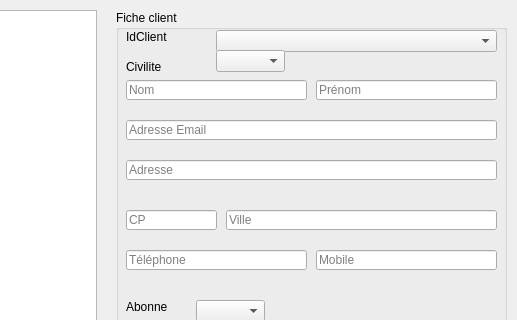
Old version of the form FestiClicC/clients.ui in the repository FestiClic/FestiClic3; both pictures show x 514 to 1031 and y 0 to 320 of the 1031 by 603 pixel window.
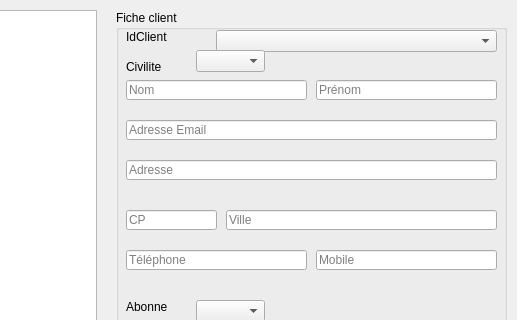
New version of the form.

What changed in the file:
```diff
--- a/FestiClicC/clients.ui
+++ b/FestiClicC/clients.ui
@@ -224,7 +224,7 @@
    <widget class="QComboBox" name="cltCBoxCivilite">
     <property name="geometry">
      <rect>
-      <x>100</x>
+      <x>80</x>
       <y>40</y>
       <width>69</width>
       <height>22</height>
```
